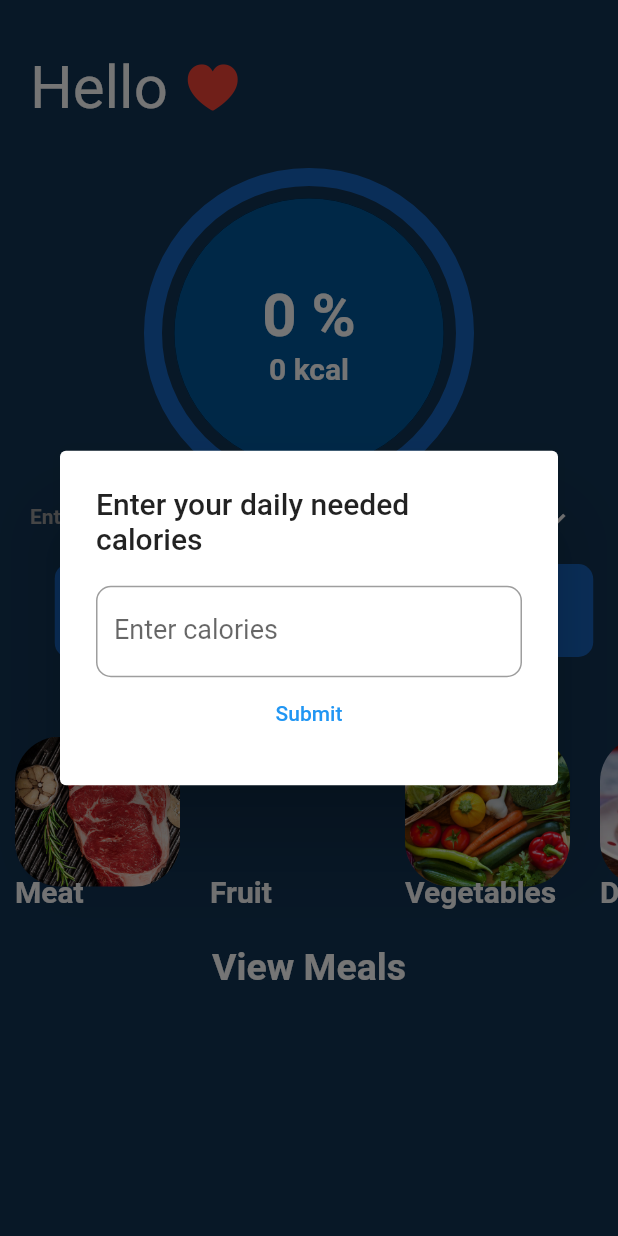
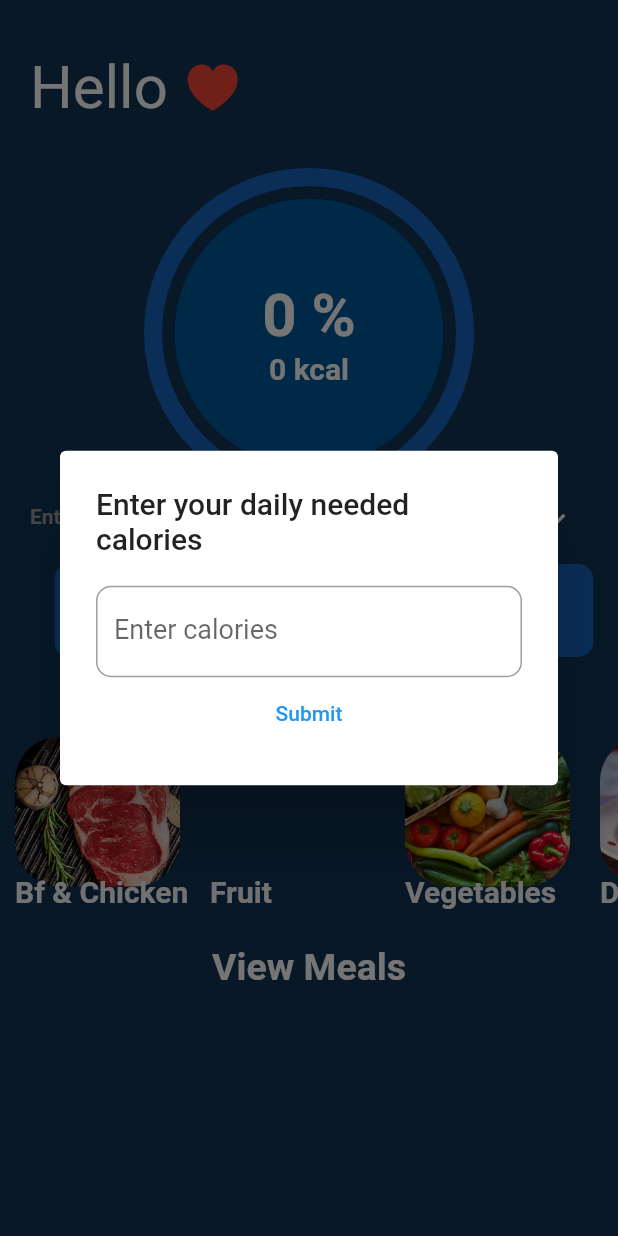
Before and after one commit to YoussifHany51/Calorie_Tracker, a Flutter app: the Home screen opened directly, after a tap on "Needed", on a phone screen of 412 x 824 dp. Run offline on Flutter 3.47's test engine with Material 2 defaults, Android fonts, the phone set to English and light mode, and no system bars; drawn by our look-alikes of percent_indicator; our stand-ins replace liquid_progress_indicator, shared_preferences, sliding_sheet; accounts and stored records are empty.

Commit message:
Edit meals carousel

```diff
--- a/lib/screens/categoryCarousel.dart
+++ b/lib/screens/categoryCarousel.dart
@@ -10,7 +10,7 @@ class CategoryCarousel extends StatefulWidget {
 
 List<Category> categories = [
   Category(
-    name: 'Meat',
+    name: 'Bf & Chicken',
     image: 'images/img/meat.jpg',
   ),
   Category(
```
